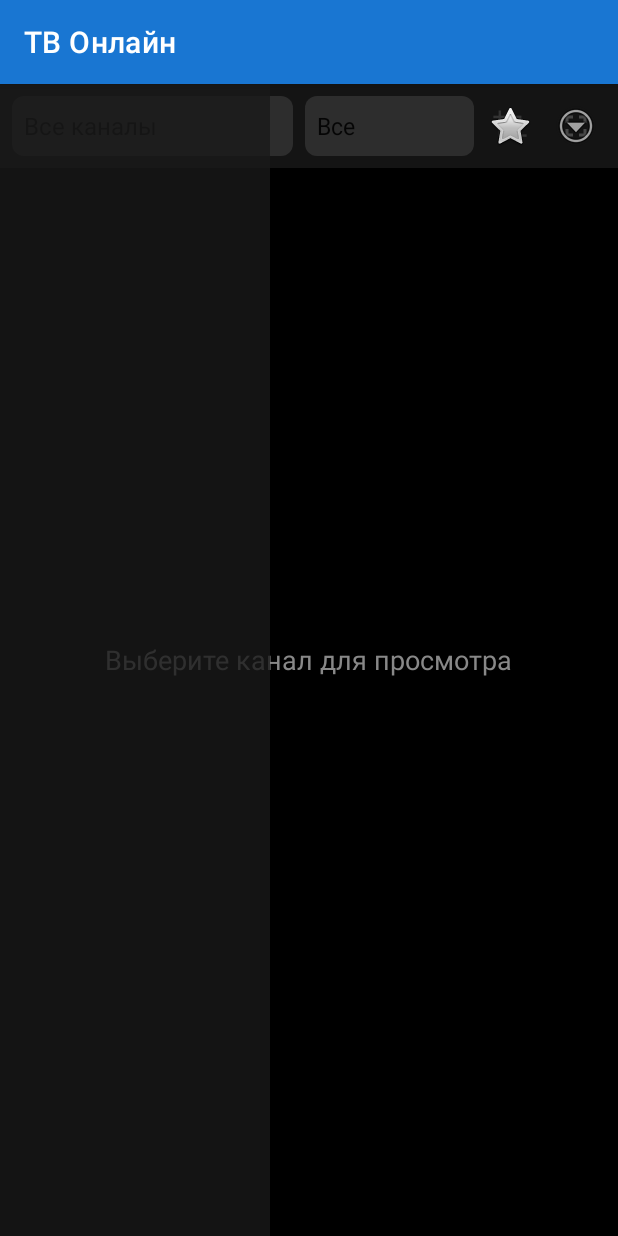
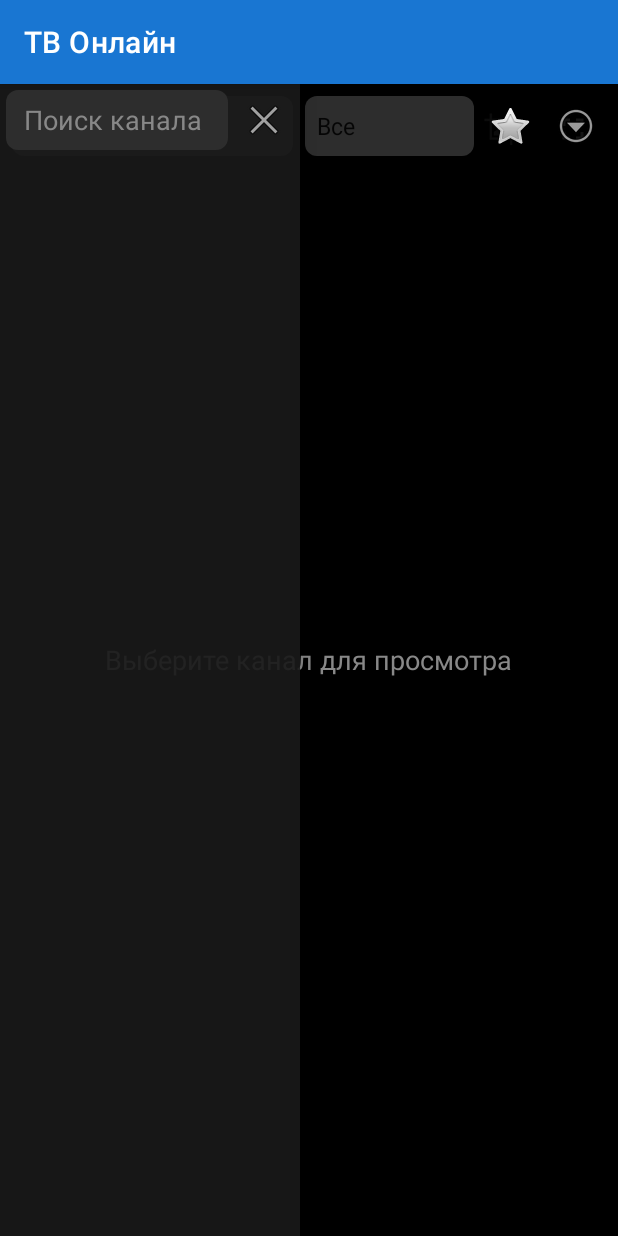
Before and after one commit to donmax76/IpTv, an Android app: the screen it shows after launch (MainActivity), on a phone screen of 412 x 824 dp. Run offline under Robolectric (Android 15) with nearby library versions, the phone set to English and light mode, and no system bars.

Commit message:
Fullscreen fix, hideable channel list, search by name (OTT Navigator style)
- Fullscreen: hide header + channel list, hide system bars (status + nav)
- Channel list: hide with X button, show with Channels button when hidden
- Tap on video area toggles channel list (like OTT Navigator)
- Search: filter channels by name as you type
- Player overlay: fullscreen + aspect ratio buttons always visible
- Elevation for overlay visibility

Co-authored-by: donmax76 <donmax76@users.noreply.github.com>

```diff
--- a/TVViewer/app/src/main/java/com/tvviewer/MainActivity.kt
+++ b/TVViewer/app/src/main/java/com/tvviewer/MainActivity.kt
@@ -11,6 +11,9 @@ import android.widget.AdapterView
 import android.widget.ArrayAdapter
 import android.widget.ImageButton
 import android.widget.LinearLayout
+import android.text.Editable
+import android.text.TextWatcher
+import android.widget.EditText
 import android.widget.ProgressBar
 import android.widget.Spinner
 import android.widget.TextView
@@ -52,8 +55,11 @@ class MainActivity : BaseActivity() {
     private lateinit var channelPanel: LinearLayout
     private lateinit var btnFullscreen: ImageButton
     private lateinit var btnAspectRatio: ImageButton
+    private lateinit var btnShowChannels: ImageButton
+    private lateinit var searchChannels: EditText
 
     private var player: ExoPlayer? = null
+    private var channelsPanelVisible = true
     private var aspectRatioMode = 0 // 0=fit, 1=16:9, 2=4:3, 3=fill
     private lateinit var adapter: ChannelAdapter
     private var loadJob: Job? = null
@@ -80,8 +86,13 @@ class MainActivity : BaseActivity() {
             channelPanel = findViewById(R.id.channelPanel)
             btnFullscreen = findViewById(R.id.btnFullscreen)
             btnAspectRatio = findViewById(R.id.btnAspectRatio)
+            btnShowChannels = findViewById(R.id.btnShowChannels)
+            searchChannels = findViewById(R.id.searchChannels)
 
+            findViewById<View>(R.id.tapOverlay).setOnClickListener { toggleChannelsPanel() }
             setupPlayer()
+            setupChannelPanelToggle()
+            setupSearch()
             setupPlayerOverlay()
             setupMenuButton()
             setupRecyclerView()
@@ -168,24 +179,87 @@ class MainActivity : BaseActivity() {
         )
     }
 
+    private fun setupChannelPanelToggle() {
+        findViewById<ImageButton>(R.id.btnHideChannels).setOnClickListener { hideChannelsPanel() }
+        btnShowChannels.setOnClickListener { showChannelsPanel() }
+    }
+
+    private fun toggleChannelsPanel() {
+        channelsPanelVisible = !channelsPanelVisible
+        channelPanel.visibility = if (channelsPanelVisible) View.VISIBLE else View.GONE
+        btnShowChannels.visibility = if (channelsPanelVisible) View.GONE else View.VISIBLE
+    }
+
+    private fun hideChannelsPanel() {
+        channelsPanelVisible = false
+        channelPanel.visibility = View.GONE
+        btnShowChannels.visibility = View.VISIBLE
+    }
+
+    private fun showChannelsPanel() {
+        channelsPanelVisible = true
+        channelPanel.visibility = View.VISIBLE
+        btnShowChannels.visibility = View.GONE
+    }
+
+    private fun setupSearch() {
+        searchChannels.addTextChangedListener(object : TextWatcher {
+            override fun beforeTextChanged(s: CharSequence?, start: Int, count: Int, after: Int) {}
+            override fun onTextChanged(s: CharSequence?, start: Int, before: Int, count: Int) {}
+            override fun afterTextChanged(s: Editable?) {
+                applyFilters()
+            }
+        })
+    }
+
+    private fun applyFilters() {
+        val query = searchChannels.text.toString().trim().lowercase()
+        var filtered = allChannels
+        if (showFavoritesOnly) filtered = filtered.filter { prefs.isFavorite(it.url) }
+        val spinnerAdapter = categorySpinner.adapter
+        val catIdx = categorySpinner.selectedItemPosition
+        if (catIdx > 0 && spinnerAdapter != null && catIdx < spinnerAdapter.count) {
+            val category = categorySpinner.getItemAtPosition(catIdx) as? String ?: ""
+            filtered = filtered.filter { it.group == category }
+        }
+        if (query.isNotEmpty()) {
+            filtered = filtered.filter { it.name.lowercase().contains(query) }
+        }
+        adapter.updateChannels(filtered)
+        adapter.updateFavorites(prefs.favorites)
+    }
+
     private fun applyFullscreen(fullscreen: Boolean) {
         if (fullscreen) {
             headerPanel.visibility = View.GONE
             channelPanel.visibility = View.GONE
+            btnShowChannels.visibility = View.VISIBLE
             if (Build.VERSION.SDK_INT >= Build.VERSION_CODES.R) {
-                window.insetsController?.hide(android.view.WindowInsets.Type.statusBars())
+                window.insetsController?.let { ctrl ->
+                    ctrl.hide(android.view.WindowInsets.Type.statusBars())
+                    ctrl.hide(android.view.WindowInsets.Type.navigationBars())
+                    ctrl.systemBarsBehavior = android.view.WindowInsetsController.BEHAVIOR_SHOW_TRANSIENT_BARS_BY_SWIPE
+                }
             } else {
                 @Suppress("DEPRECATION")
                 window.addFlags(WindowManager.LayoutParams.FLAG_FULLSCREEN)
+                @Suppress("DEPRECATION")
+                window.decorView.systemUiVisibility = (View.SYSTEM_UI_FLAG_FULLSCREEN
+                    or View.SYSTEM_UI_FLAG_HIDE_NAVIGATION
+                    or View.SYSTEM_UI_FLAG_IMMERSIVE_STICKY)
             }
         } else {
             headerPanel.visibility = View.VISIBLE
-            channelPanel.visibility = View.VISIBLE
+            channelPanel.visibility = if (channelsPanelVisible) View.VISIBLE else View.GONE
+            btnShowChannels.visibility = if (channelsPanelVisible) View.GONE else View.VISIBLE
             if (Build.VERSION.SDK_INT >= Build.VERSION_CODES.R) {
                 window.insetsController?.show(android.view.WindowInsets.Type.statusBars())
+                window.insetsController?.show(android.view.WindowInsets.Type.navigationBars())
             } else {
                 @Suppress("DEPRECATION")
                 window.clearFlags(WindowManager.LayoutParams.FLAG_FULLSCREEN)
+                @Suppress("DEPRECATION")
+                window.decorView.systemUiVisibility = View.SYSTEM_UI_FLAG_VISIBLE
             }
         }
     }
@@ -377,18 +451,8 @@ class MainActivity : BaseActivity() {
         categorySpinner.adapter = catAdapter
     }
 
-    private fun filterChannelsByCategory(categoryIndex: Int) {
-        var filtered = allChannels
-        if (showFavoritesOnly) {
-            filtered = filtered.filter { prefs.isFavorite(it.url) }
-        }
-        val spinnerAdapter = categorySpinner.adapter
-        if (categoryIndex > 0 && spinnerAdapter != null && categoryIndex < spinnerAdapter.count) {
-            val category = categorySpinner.getItemAtPosition(categoryIndex) as? String ?: ""
-            filtered = filtered.filter { it.group == category }
-        }
-        adapter.updateChannels(filtered)
-        adapter.updateFavorites(prefs.favorites)
+    private fun filterChannelsByCategory(@Suppress("UNUSED_PARAMETER") categoryIndex: Int) {
+        applyFilters()
     }
 
     private fun toggleFavorite(channel: Channel) {
@@ -466,6 +530,13 @@ class MainActivity : BaseActivity() {
             if (prefs.isFullscreen) R.drawable.ic_fullscreen_exit
             else R.drawable.ic_fullscreen
         )
+        if (channelsPanelVisible) {
+            channelPanel.visibility = View.VISIBLE
+            btnShowChannels.visibility = View.GONE
+        } else {
+            channelPanel.visibility = View.GONE
+            btnShowChannels.visibility = View.VISIBLE
+        }
     }
 
     private fun updatePlayerQuality() {
--- a/TVViewer/app/src/main/res/layout/activity_main.xml
+++ b/TVViewer/app/src/main/res/layout/activity_main.xml
@@ -5,10 +5,10 @@
     xmlns:tools="http://schemas.android.com/tools"
     android:layout_width="match_parent"
     android:layout_height="match_parent"
-    android:background="#121212"
+    android:background="#000000"
     tools:context=".MainActivity">
 
-    <!-- Player (full area) -->
+    <!-- Player full screen -->
     <FrameLayout
         android:id="@+id/playerContainer"
         android:layout_width="match_parent"
@@ -29,6 +29,17 @@
             android:visibility="gone"
             android:indeterminateTint="#FFFFFF" />
 
+        <!-- Tap overlay: toggle channel list (like OTT Navigator) -->
+        <View
+            android:id="@+id/tapOverlay"
+            android:layout_width="match_parent"
+            android:layout_height="match_parent"
+            android:layout_marginTop="50dp"
+            android:layout_marginEnd="90dp"
+            android:clickable="true"
+            android:focusable="true"
+            android:background="@android:color/transparent" />
+
         <TextView
             android:id="@+id/emptyState"
             android:layout_width="wrap_content"
@@ -39,7 +50,7 @@
             android:textSize="18sp"
             android:visibility="visible" />
 
-        <!-- Player overlay: fullscreen + aspect ratio -->
+        <!-- Player controls: fullscreen + aspect (always on top) -->
         <LinearLayout
             android:id="@+id/playerOverlay"
             android:layout_width="wrap_content"
@@ -47,12 +58,15 @@
             android:layout_gravity="top|end"
             android:orientation="horizontal"
             android:padding="8dp"
-            android:background="#80000000">
+            android:background="#CC000000"
+            android:elevation="10dp"
+            android:clickable="true"
+            android:focusable="true">
 
             <ImageButton
                 android:id="@+id/btnAspectRatio"
-                android:layout_width="40dp"
-                android:layout_height="40dp"
+                android:layout_width="44dp"
+                android:layout_height="44dp"
                 android:layout_marginEnd="4dp"
                 android:background="?attr/selectableItemBackgroundBorderless"
                 android:contentDescription="@string/aspect_ratio"
@@ -60,23 +74,37 @@
 
             <ImageButton
                 android:id="@+id/btnFullscreen"
-                android:layout_width="40dp"
-                android:layout_height="40dp"
+                android:layout_width="44dp"
+                android:layout_height="44dp"
                 android:background="?attr/selectableItemBackgroundBorderless"
                 android:contentDescription="@string/fullscreen"
                 android:src="@drawable/ic_fullscreen" />
         </LinearLayout>
+
+        <!-- Show channels button (when panel hidden) -->
+        <ImageButton
+            android:id="@+id/btnShowChannels"
+            android:layout_width="48dp"
+            android:layout_height="48dp"
+            android:layout_gravity="start|center_vertical"
+            android:layout_marginStart="8dp"
+            android:background="#CC000000"
+            android:contentDescription="@string/channels"
+            android:src="@android:drawable/ic_menu_view"
+            android:visibility="gone"
+            android:elevation="10dp" />
     </FrameLayout>
 
-    <!-- Top bar: playlists, category (no app title) -->
+    <!-- Top bar: playlists, category -->
     <LinearLayout
         android:id="@+id/headerPanel"
         android:layout_width="match_parent"
         android:layout_height="wrap_content"
         android:layout_gravity="top"
         android:orientation="vertical"
-        android:background="#CC1A1A1A"
-        android:padding="8dp">
+        android:background="#E6000000"
+        android:padding="8dp"
+        android:elevation="8dp">
 
         <LinearLayout
             android:layout_width="match_parent"
@@ -117,22 +145,51 @@
         </LinearLayout>
     </LinearLayout>
 
-    <!-- Left panel: channel list (semi-transparent, vertical) -->
+    <!-- Left panel: channels (slide-in, can hide) -->
     <LinearLayout
         android:id="@+id/channelPanel"
         android:layout_width="wrap_content"
         android:layout_height="match_parent"
         android:layout_gravity="start"
         android:orientation="vertical"
-        android:background="#CC1A1A1A"
+        android:background="#E61A1A1A"
         android:padding="4dp"
-        android:minWidth="180dp"
-        android:maxWidth="280dp">
+        android:minWidth="200dp"
+        android:maxWidth="300dp"
+        android:elevation="12dp">
+
+        <LinearLayout
+            android:layout_width="match_parent"
+            android:layout_height="wrap_content"
+            android:orientation="horizontal"
+            android:gravity="center_vertical">
+            <EditText
+                android:id="@+id/searchChannels"
+                android:layout_width="0dp"
+                android:layout_height="40dp"
+                android:layout_weight="1"
+                android:hint="@string/search_channels"
+                android:inputType="text"
+                android:imeOptions="actionSearch"
+                android:background="@drawable/spinner_background"
+                android:textColor="#FFFFFF"
+                android:textColorHint="#888888"
+                android:paddingHorizontal="12dp" />
+            <ImageButton
+                android:id="@+id/btnHideChannels"
+                android:layout_width="40dp"
+                android:layout_height="40dp"
+                android:layout_marginStart="4dp"
+                android:background="?attr/selectableItemBackgroundBorderless"
+                android:contentDescription="@string/hide_channels"
+                android:src="@android:drawable/ic_menu_close_clear_cancel" />
+        </LinearLayout>
 
         <androidx.recyclerview.widget.RecyclerView
             android:id="@+id/recyclerView"
             android:layout_width="match_parent"
             android:layout_height="match_parent"
+            android:layout_marginTop="4dp"
             android:clipToPadding="false"
             android:paddingVertical="4dp" />
     </LinearLayout>
--- a/TVViewer/app/src/main/res/values/strings.xml
+++ b/TVViewer/app/src/main/res/values/strings.xml
@@ -70,4 +70,6 @@
     <string name="play_pause">Воспроизведение</string>
     <string name="tv_guide_now">Сейчас</string>
     <string name="tv_guide_channel">Канал</string>
+    <string name="search_channels">Поиск канала</string>
+    <string name="hide_channels">Скрыть список</string>
 </resources>
```
Also changed, not shown: 3 other files.
